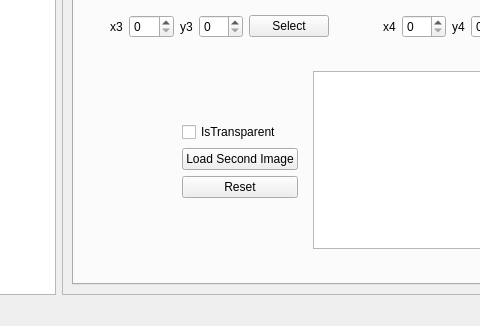
Qt form mainwindow.ui (elifcansuyildiz/ImageProcessingQtApplication) before a commit; both pictures show x 209 to 689 and y 307 to 633 of the 983 by 633 pixel window.
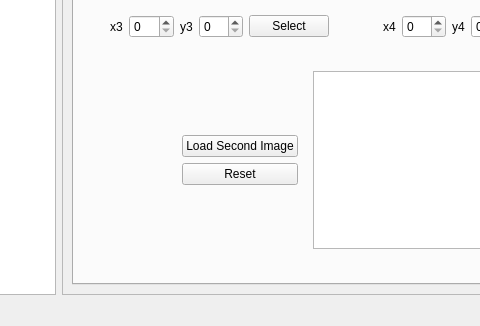
The same form after that commit. The open tabs and pages were chosen to show the change.

Diff of the .ui file:
```diff
--- a/mainwindow.ui
+++ b/mainwindow.ui
@@ -1610,13 +1610,6 @@
                       </property>
                      </spacer>
                     </item>
-                    <item>
-                     <widget class="QCheckBox" name="checkBox">
-                      <property name="text">
-                       <string>IsTransparent</string>
-                      </property>
-                     </widget>
-                    </item>
                     <item>
                      <widget class="QPushButton" name="persmap_load_button">
                       <property name="toolTip">
```
Left out of the diff: 8 changed lines with no effect on the pictures.
